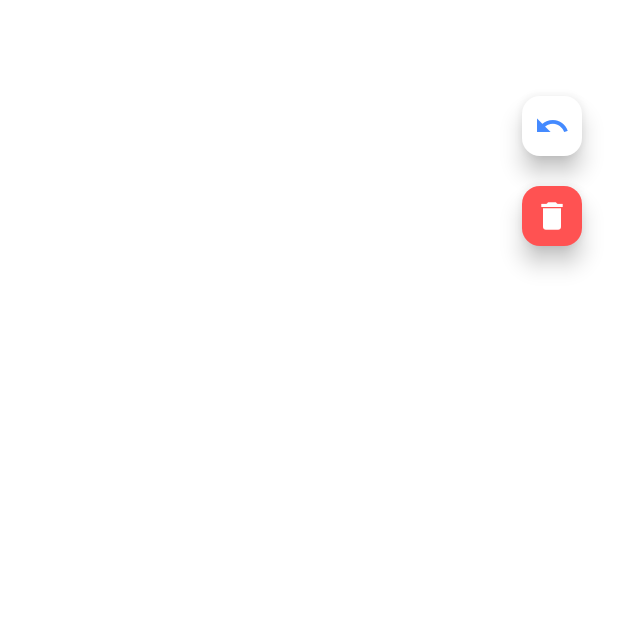
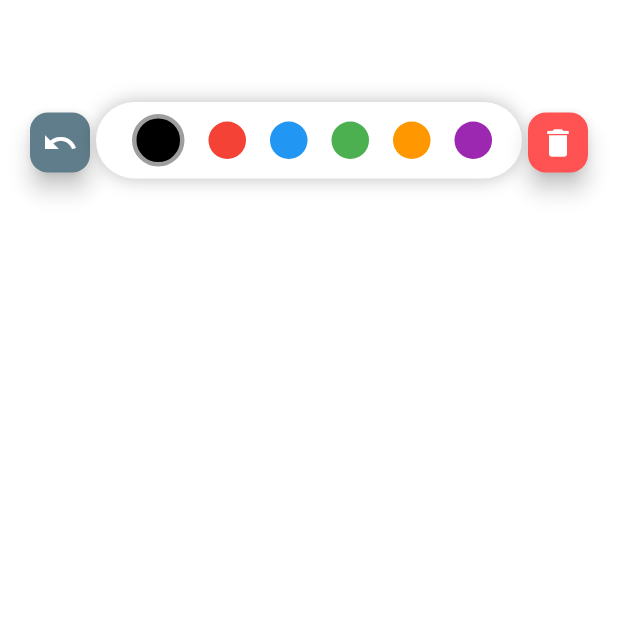
Before and after one commit to vijayakumar-h/flutter_ui_chat, a Flutter app: the screen it shows after launch, after a tap on the "undo" icon, on a phone screen of 412 x 824 dp, the top half of it. Run offline on Flutter 3.47's test engine with Material 3 defaults, Android fonts, the light colour scheme and no system bars; our stand-ins replace flutter_bloc.

Commit message:
Implement stroke drawing, color selection, and undo functionality.

```diff
--- a/lib/drawing_app.dart
+++ b/lib/drawing_app.dart
@@ -5,6 +5,15 @@ class DrawingApp extends StatelessWidget {
 
   @override
   Widget build(BuildContext context) {
+    final List<Color> palette = [
+      Colors.black,
+      Colors.red,
+      Colors.blue,
+      Colors.green,
+      Colors.orange,
+      Colors.purple,
+    ];
+
     return Scaffold(
       backgroundColor: Colors.white,
       body: Stack(
@@ -12,32 +21,81 @@ class DrawingApp extends StatelessWidget {
           BlocBuilder<DrawingCubit, DrawingState>(
             builder: (context, state) {
               return GestureDetector(
+                onPanStart: (details) => context
+                    .read<DrawingCubit>()
+                    .startStroke(details.localPosition),
                 onPanUpdate: (details) => context
                     .read<DrawingCubit>()
-                    .addPoint(details.localPosition),
-                onPanEnd: (_) => context.read<DrawingCubit>().addPoint(null),
-                child: RepaintBoundary(
+                    .updateStroke(details.localPosition),
                 child: CustomPaint(
-                    painter: SketchPainter(state.points),
+                  painter: SketchPainter(state.strokes),
                   size: Size.infinite,
-                  ),
                 ),
               );
             },
           ),
           Positioned(
-            top: 60,
-            right: 20,
-            child: Column(
+            top: 68,
+            left: 0,
+            right: 0,
+            child: Padding(
+              padding: const EdgeInsets.symmetric(horizontal: 16),
+              child: Row(
+                crossAxisAlignment: CrossAxisAlignment.end,
                 children: [
                   FloatingActionButton(
                     heroTag: "undo",
                     mini: true,
-                  backgroundColor: Colors.white,
+                    backgroundColor: Colors.blueGrey,
                     onPressed: () => context.read<DrawingCubit>().undo(),
-                  child: const Icon(Icons.undo, color: Colors.blueAccent),
+                    child: const Icon(Icons.undo, color: Colors.white),
                   ),
-                const SizedBox(height: 12),
+                  Expanded(
+                    flex: 4,
+                    child: Center(
+                      child: Container(
+                        padding: const EdgeInsets.symmetric(
+                            horizontal: 16, vertical: 8),
+                        decoration: BoxDecoration(
+                          color: Colors.white,
+                          borderRadius: BorderRadius.circular(30),
+                          boxShadow: [
+                            BoxShadow(color: Colors.black26, blurRadius: 10)
+                          ],
+                        ),
+                        child: BlocBuilder<DrawingCubit, DrawingState>(
+                          builder: (context, state) {
+                            return Row(
+                              mainAxisSize: MainAxisSize.min,
+                              children: palette.map((color) {
+                                final bool isSelected =
+                                    state.selectedColor == color;
+                                return GestureDetector(
+                                  onTap: () => context
+                                      .read<DrawingCubit>()
+                                      .changeColor(color),
+                                  child: Container(
+                                    margin: const EdgeInsets.symmetric(
+                                        horizontal: 8),
+                                    width: isSelected ? 35 : 25,
+                                    height: isSelected ? 35 : 25,
+                                    decoration: BoxDecoration(
+                                      color: color,
+                                      shape: BoxShape.circle,
+                                      border: isSelected
+                                          ? Border.all(
+                                              color: Colors.grey, width: 3)
+                                          : null,
+                                    ),
+                                  ),
+                                );
+                              }).toList(),
+                            );
+                          },
+                        ),
+                      ),
+                    ),
+                  ),
                   FloatingActionButton(
                     heroTag: "clear",
                     mini: true,
@@ -48,6 +106,7 @@ class DrawingApp extends StatelessWidget {
                 ],
               ),
             ),
+          ),
         ],
       ),
     );
--- a/lib/main.dart
+++ b/lib/main.dart
@@ -10,32 +10,68 @@ void main() => runApp(
       ),
     );
 
+class Stroke {
+  final List<Offset?> points;
+  final Color color;
+
+  Stroke({
+    required this.color,
+    required this.points,
+  });
+}
+
 class DrawingState {
-  final List<Offset?> points;
+  final List<Stroke> strokes;
+  final Color selectedColor;
 
-  DrawingState(this.points);
+  DrawingState({
+    required this.strokes,
+    required this.selectedColor,
+  });
+
+  DrawingState copyWith({List<Stroke>? strokes, Color? selectedColor}) {
+    return DrawingState(
+      strokes: strokes ?? this.strokes,
+      selectedColor: selectedColor ?? this.selectedColor,
+    );
+  }
 }
 
 class DrawingCubit extends Cubit<DrawingState> {
-  DrawingCubit() : super(DrawingState([]));
+  DrawingCubit()
+      : super(DrawingState(strokes: [], selectedColor: Colors.black));
 
-  void addPoint(Offset? point) {
-    emit(DrawingState(List<Offset?>.from(state.points)..add(point)));
+  void changeColor(Color color) {
+    emit(state.copyWith(selectedColor: color));
+  }
+
+  void startStroke(Offset points) {
+    final newStroke = Stroke(
+      points: [points],
+      color: state.selectedColor,
+    );
+    final List<Stroke> newStrokes = List.from(state.strokes)..add(newStroke);
+    emit(state.copyWith(strokes: newStrokes));
+  }
+
+  void updateStroke(Offset point) {
+    if (state.strokes.isEmpty) return;
+
+    final List<Stroke> newStrokes = List.from(state.strokes);
+    final lastStroke = newStrokes.last;
+
+    // Add point to the last stroke
+    final updatedPoints = List<Offset?>.from(lastStroke.points)..add(point);
+    newStrokes[newStrokes.length - 1] =
+        Stroke(points: updatedPoints, color: lastStroke.color);
+
+    emit(state.copyWith(strokes: newStrokes));
   }
 
   void undo() {
-    if (state.points.isEmpty) return;
-
-    List<Offset?> newPoints = List<Offset?>.from(state.points);
-    if (newPoints.isNotEmpty && newPoints.last == null) {
-      newPoints.removeLast();
-    }
-    while (newPoints.isNotEmpty && newPoints.last != null) {
-      newPoints.removeLast();
-    }
-
-    emit(DrawingState(newPoints));
+    if (state.strokes.isEmpty) return;
+    emit(state.copyWith(strokes: List.from(state.strokes)..removeLast()));
   }
 
-  void clear() => emit(DrawingState([]));
+  void clear() => emit(state.copyWith(strokes: []));
 }
--- a/lib/sketch_painter.dart
+++ b/lib/sketch_painter.dart
@@ -1,26 +1,26 @@
 import 'common_exports.dart';
 
 class SketchPainter extends CustomPainter {
-  final List<Offset?> points;
+  final List<Stroke> strokes;
 
-  SketchPainter(this.points);
+  SketchPainter(this.strokes);
 
   @override
   void paint(Canvas canvas, Size size) {
-    final paint = Paint()
-      ..color = Colors.blueAccent
-      ..strokeCap = StrokeCap.round
-      ..strokeWidth = 4.0;
+    for (var stroke in strokes) {
+      final paint = Paint()
+        ..color = stroke.color
+        ..strokeCap = StrokeCap.round
+        ..strokeWidth = 4.0;
 
-    for (int i = 0; i < points.length - 1; i++) {
-      if (points[i] != null && points[i + 1] != null) {
-        canvas.drawLine(points[i]!, points[i + 1]!, paint);
+      for (int i = 0; i < stroke.points.length - 1; i++) {
+        if (stroke.points[i] != null && stroke.points[i + 1] != null) {
+          canvas.drawLine(stroke.points[i]!, stroke.points[i + 1]!, paint);
+        }
       }
     }
   }
 
   @override
-  bool shouldRepaint(covariant SketchPainter oldDelegate) {
-    return oldDelegate.points.length != points.length;
-  }
+  bool shouldRepaint(covariant SketchPainter oldDelegate) => true;
 }
```
Lines whose indentation alone changed are shown as unchanged.
